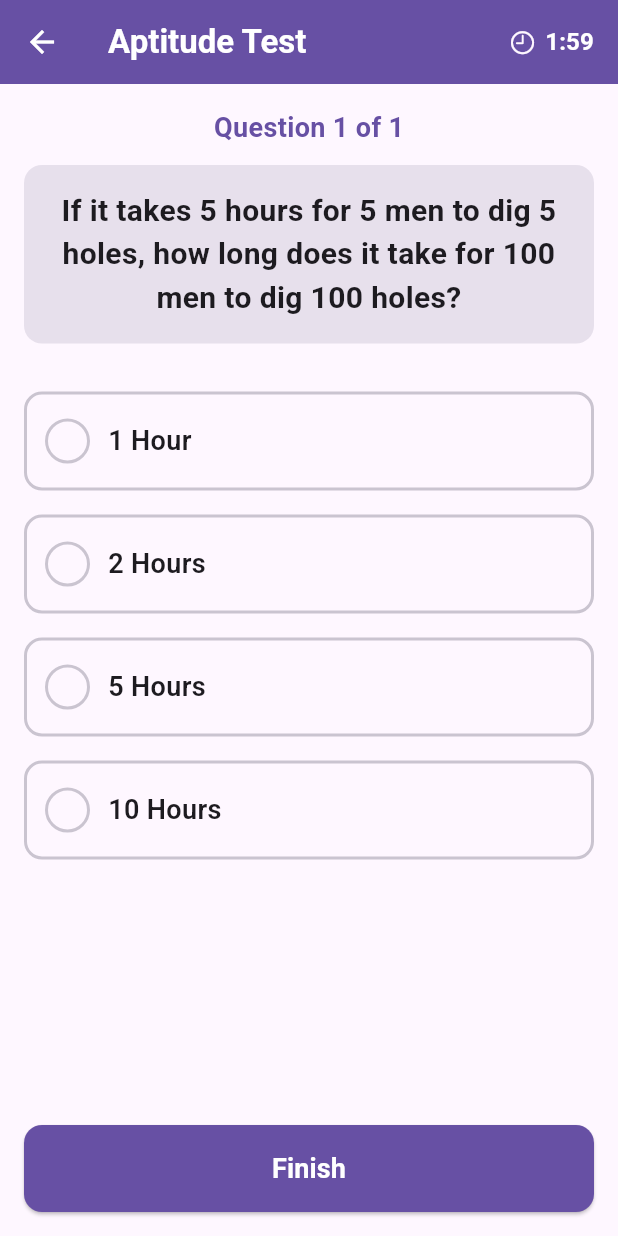
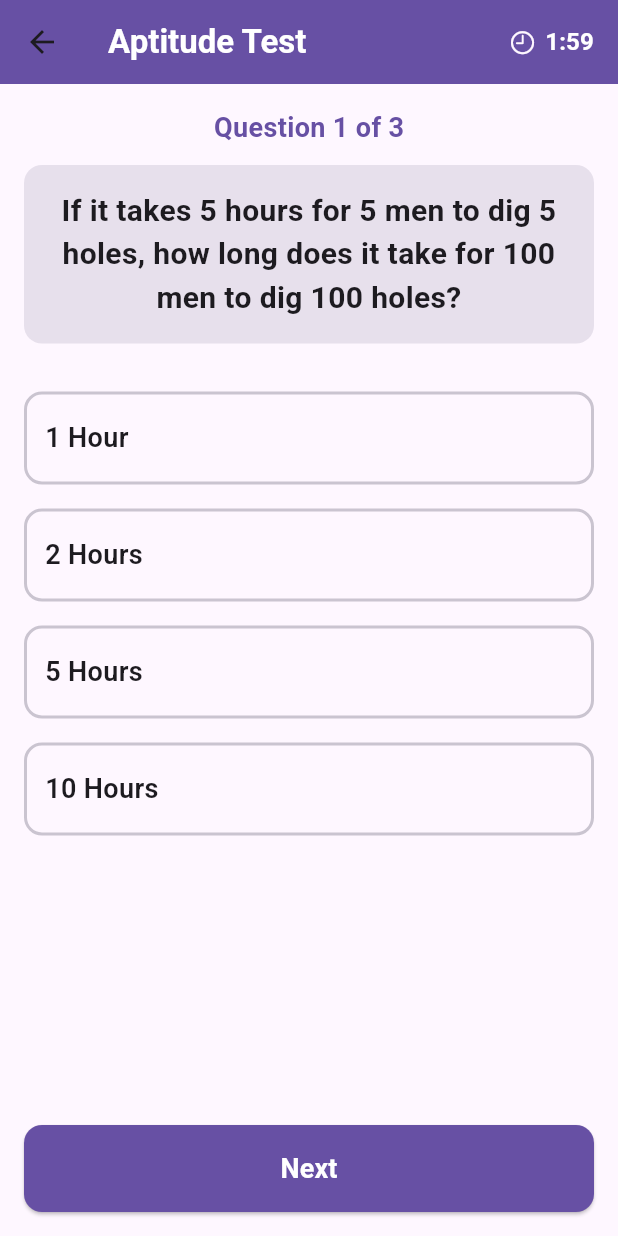
Before and after one commit to Viraj1635/quizz_app, a Flutter app: the Testscreen screen opened directly, on a phone screen of 412 x 824 dp. Run offline on Flutter 3.47's test engine with Material 3 defaults, Android fonts, the phone set to English and light mode, and no system bars; our stand-ins replace confetti, curved_navigation_bar, fl_chart, google_fonts, shared_preferences; accounts and stored records are empty.

Commit message:
ui changes!!

```diff
--- a/lib/screens/register.dart
+++ b/lib/screens/register.dart
@@ -160,7 +160,10 @@ class _RegisterScreenState extends State<RegisterScreen> {
 
                     // ✅ Register Button
                     ElevatedButton(
-                      onPressed: _validateAndRegister,
+                      onPressed: () {
+                        Navigator.pushReplacement(context, MaterialPageRoute(builder: (context) => Layout()));
+
+                      },
                       style: ElevatedButton.styleFrom(
                         padding: const EdgeInsets.symmetric(vertical: 12, horizontal: 40),
                         backgroundColor: theme.colorScheme.primary,
--- a/lib/screens/test.dart
+++ b/lib/screens/test.dart
@@ -13,15 +13,29 @@ class Testscreen extends StatefulWidget {
 class _TestscreenState extends State<Testscreen> {
   int _time = 120;
   Timer? _timer;
+  int _score = 0;
   int _questionIndex = 0;
   int? _selectedOption;
+  final TextEditingController _textAnswerController = TextEditingController();
 
   final List<Map<String, dynamic>> _questions = [
     {
+      'type': 'mcq',
       'question': 'If it takes 5 hours for 5 men to dig 5 holes, how long does it take for 100 men to dig 100 holes?',
       'options': ['1 Hour', '2 Hours', '5 Hours', '10 Hours'],
       'correctAnswer': 2
     },
+    {
+      'type': 'text',
+      'question': 'What is the capital of France?',
+      'correctAnswer': 'paris'
+    },
+    {
+      'type': 'mcq',
+      'question': 'Which planet is known as the Red Planet?',
+      'options': ['Earth', 'Mars', 'Jupiter', 'Venus'],
+      'correctAnswer': 1
+    }
   ];
 
   @override
@@ -46,6 +60,7 @@ class _TestscreenState extends State<Testscreen> {
   @override
   void dispose() {
     _timer?.cancel();
+    _textAnswerController.dispose();
     super.dispose();
   }
 
@@ -61,39 +76,66 @@ class _TestscreenState extends State<Testscreen> {
     });
   }
 
+  void _nextQuestion() {
+
+    _calculateScore();
+
+    FocusScope.of(context).unfocus();
+
+    setState(() {
+      if (_questionIndex < _questions.length - 1) {
+        _questionIndex++;
+        _selectedOption = null;
+        _textAnswerController.clear();
+      } else {
+        _endQuiz();  // ✅ Quiz ends after last question
+      }
+    });
+  }
+
+  void _calculateScore() {
+    final currentQuestion = _questions[_questionIndex];
+
+    if (currentQuestion['type'] == 'mcq') {
+      if (_selectedOption == currentQuestion['correctAnswer']) {
+        _score++;  // ✅ Add 1 if MCQ answer is correct
+      }
+    } else if (currentQuestion['type'] == 'text') {
+      if (_textAnswerController.text.trim().toLowerCase() == currentQuestion['correctAnswer']) {
+        _score++;  // ✅ Add 1 if text answer is correct
+      }
+    }
+  }
+
   void _endQuiz() {
     Navigator.pushReplacement(
       context,
       MaterialPageRoute(
         builder: (context) => ResultScreen(
-          score: _calculateScore(),
+          score: _score,  // ✅ Send final score
           totalQuestions: _questions.length,
         ),
       ),
     );
   }
 
-  int _calculateScore() {
-    return _selectedOption == _questions[_questionIndex]['correctAnswer'] ? 1 : 0;
-  }
-
   @override
   Widget build(BuildContext context) {
     final theme = Theme.of(context);
+    final currentQuestion = _questions[_questionIndex];
 
-    return Scaffold(
+    return GestureDetector(
+      onTap: () => FocusScope.of(context).unfocus(),
+      child: Scaffold(
         backgroundColor: theme.colorScheme.background,
         appBar: AppBar(
-        backgroundColor: Theme.of(context).colorScheme.primary,
+          backgroundColor: theme.colorScheme.primary,
           elevation: 0,
           leading: IconButton(
             icon: const Icon(Icons.arrow_back),
             onPressed: () {
               Navigator.pop(context);
             },
-          style: ButtonStyle(
-            foregroundColor: MaterialStateProperty.all(theme.colorScheme.onPrimary),
-          ),
           ),
           title: Text(
             'Aptitude Test',
@@ -145,7 +187,7 @@ class _TestscreenState extends State<Testscreen> {
                   borderRadius: BorderRadius.circular(12),
                 ),
                 child: Text(
-                _questions[_questionIndex]['question'],
+                  currentQuestion['question'],
                   textAlign: TextAlign.center,
                   style: TextStyle(
                     fontSize: 20,
@@ -156,8 +198,10 @@ class _TestscreenState extends State<Testscreen> {
               ),
               const SizedBox(height: 24),
 
-            // Multiple Choice Options
-            ..._buildMultipleChoiceOptions(_questions[_questionIndex]['options']),
+              // Question Type: MCQ or Text Input
+              currentQuestion['type'] == 'mcq'
+                  ? _buildMultipleChoiceOptions(currentQuestion['options'])
+                  : _buildTextInput(),
 
               const Spacer(),
 
@@ -165,16 +209,7 @@ class _TestscreenState extends State<Testscreen> {
               SizedBox(
                 width: double.infinity,
                 child: ElevatedButton(
-                onPressed: () {
-                  setState(() {
-                    if (_questionIndex < _questions.length - 1) {
-                      _questionIndex++;
-                      _selectedOption = null;
-                    } else {
-                      _endQuiz();
-                    }
-                  });
-                },
+                  onPressed: _nextQuestion,
                   style: ElevatedButton.styleFrom(
                     backgroundColor: theme.colorScheme.primary,
                     foregroundColor: theme.colorScheme.onPrimary,
@@ -192,19 +227,35 @@ class _TestscreenState extends State<Testscreen> {
             ],
           ),
         ),
+      ),
     );
   }
 
-  List<Widget> _buildMultipleChoiceOptions(List<String> options) {
+  Widget _buildTextInput() {
     final theme = Theme.of(context);
-    final Color selectedColor = theme.colorScheme.primaryContainer;
-    final Color selectedBorderColor = theme.colorScheme.primary;
-    final Color defaultBorderColor = theme.colorScheme.outlineVariant;
+    return Padding(
+      padding: const EdgeInsets.symmetric(horizontal: 16.0),
+      child: TextField(
+        controller: _textAnswerController,
+        decoration: InputDecoration(
+          hintText: "Type your answer here...",
+          filled: true,
+          fillColor: theme.colorScheme.surfaceVariant,
+          border: OutlineInputBorder(
+            borderRadius: BorderRadius.circular(12),
+          ),
+        ),
+      ),
+    );
+  }
 
-    return options.asMap().entries.map((entry) {
+  Widget _buildMultipleChoiceOptions(List<String> options) {
+    final theme = Theme.of(context);
+    return Column(
+      children: options.asMap().entries.map((entry) {
         int index = entry.key;
         String text = entry.value;
-      final bool isSelected = _selectedOption == index;
+        bool isSelected = _selectedOption == index;
 
         return GestureDetector(
           onTap: () => _selectOption(index),
@@ -213,55 +264,20 @@ class _TestscreenState extends State<Testscreen> {
             padding: const EdgeInsets.symmetric(vertical: 16.0, horizontal: 12.0),
             margin: const EdgeInsets.symmetric(vertical: 8.0),
             decoration: BoxDecoration(
-            color: isSelected ? selectedColor : theme.colorScheme.surface,
+              color: isSelected ? theme.colorScheme.primaryContainer : theme.colorScheme.surface,
               borderRadius: BorderRadius.circular(12.0),
               border: Border.all(
-              color: isSelected ? selectedBorderColor : defaultBorderColor,
-              width: 2.0,
-            ),
-            boxShadow: isSelected
-                ? [
-              BoxShadow(
-                color: theme.colorScheme.primary.withOpacity(0.2),
-                blurRadius: 8,
-                spreadRadius: 2,
-              )
-            ]
-                : [],
-          ),
-          child: Row(
-            children: [
-              AnimatedContainer(
-                duration: const Duration(milliseconds: 300),
-                width: 30,
-                height: 30,
-                decoration: BoxDecoration(
-                  shape: BoxShape.circle,
-                  color: isSelected ? theme.colorScheme.primary : Colors.transparent,
-                  border: Border.all(
-                    color: isSelected ? selectedBorderColor : defaultBorderColor,
+                color: isSelected ? theme.colorScheme.primary : theme.colorScheme.outlineVariant,
                 width: 2.0,
               ),
             ),
-                child: isSelected
-                    ? const Icon(Icons.check, color: Colors.white, size: 18)
-                    : null,
-              ),
-              const SizedBox(width: 12),
-              Expanded(
             child: Text(
               text,
-                  style: TextStyle(
-                    fontSize: 18,
-                    fontWeight: FontWeight.w600,
-                    color: theme.colorScheme.onSurface,
-                  ),
-                ),
-              ),
-            ],
+              style: TextStyle(fontSize: 18, fontWeight: FontWeight.w600, color: theme.colorScheme.onSurface),
             ),
           ),
         );
-    }).toList();
+      }).toList(),
+    );
   }
 }
```
Also changed, not shown: lib/screens/category.dart (+8 -8 lines), lib/screens/custom_quiz.dart (+9 -2 lines), lib/screens/home.dart (+4 -4 lines), lib/screens/subcategory.dart (+35 -35 lines), 4 other files. Lines whose indentation alone changed are shown as unchanged.
